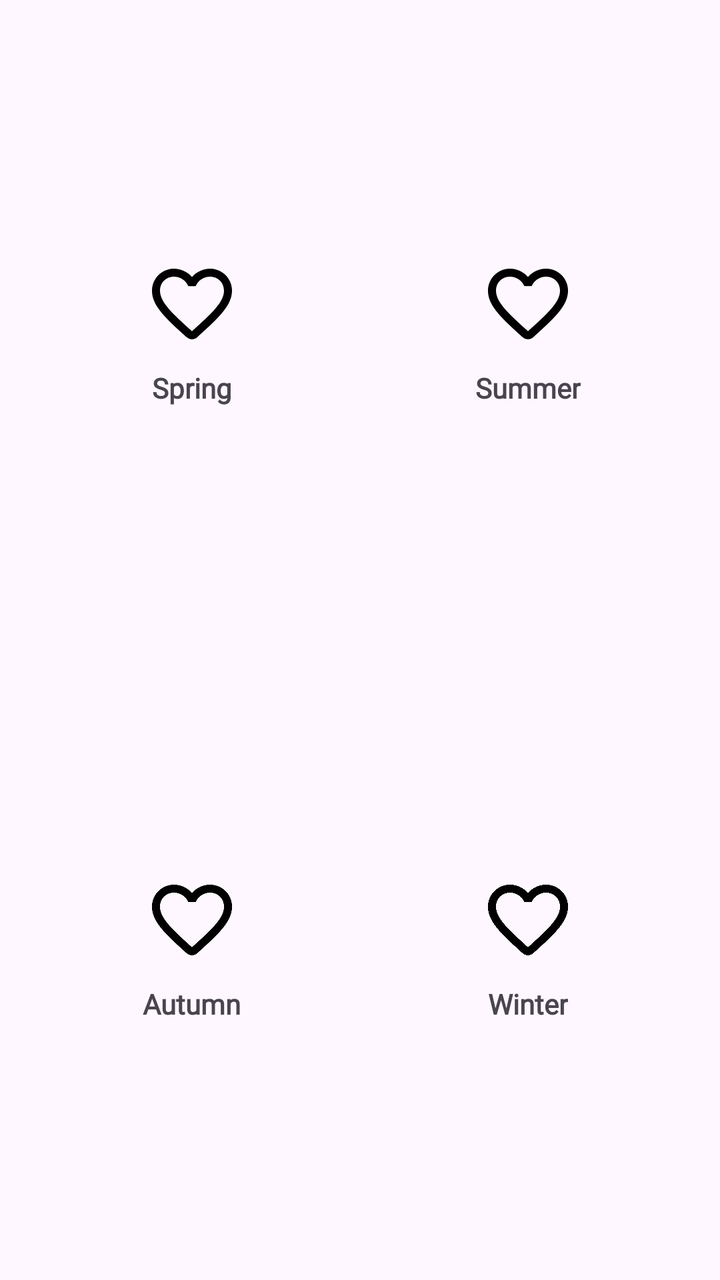
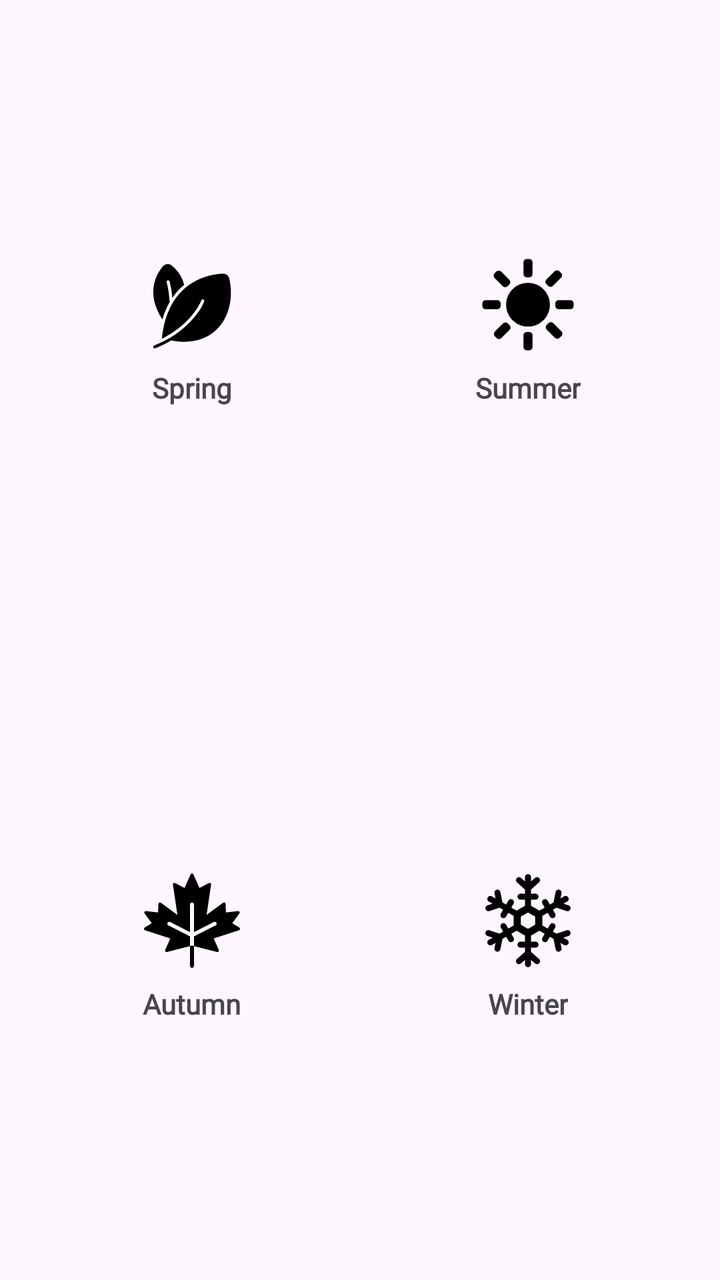

An Android layout rendered at two revisions. The XML below is the earlier revision; the diff shows what the commit changed to produce the second picture.
<!-- AndroidManifest.xml: application theme Theme.StyleWIZ_vol2 -->
<!-- res/layout/season_selector.xml -->
<?xml version="1.0" encoding="utf-8"?>
<GridLayout xmlns:android="http://schemas.android.com/apk/res/android"
    android:id="@+id/seasonGrid"
    android:layout_width="match_parent"
    android:layout_height="match_parent"
    android:alignmentMode="alignMargins"
    android:layout_margin="20dp"
    android:columnCount="2"
    android:rowCount="2"
    android:useDefaultMargins="true"
    android:padding="12dp">

    
    <LinearLayout
        android:id="@+id/seasonSpring"
        style="@style/SeasonItemStyle"
        android:tag="spring">

        <ImageView
            android:layout_width="48dp"
            android:layout_height="48dp"
            android:src="@drawable/round_favorite_border_24"/>

        <TextView
            android:layout_width="wrap_content"
            android:layout_height="wrap_content"
            android:text="Spring"
            android:paddingTop="8dp"
            android:fontFamily="@font/roboto"
            android:textStyle="bold"/>
    </LinearLayout>

    
    <LinearLayout
        android:id="@+id/seasonSummer"
        style="@style/SeasonItemStyle"
        android:tag="summer">

        <ImageView
            android:layout_width="48dp"
            android:layout_height="48dp"
            android:src="@drawable/round_favorite_border_24"/>

        <TextView
            android:layout_width="wrap_content"
            android:layout_height="wrap_content"
            android:text="Summer"
            android:paddingTop="8dp"
            android:fontFamily="@font/roboto"
            android:textStyle="bold"/>
    </LinearLayout>

    
    <LinearLayout
        android:id="@+id/seasonAutumn"
        style="@style/SeasonItemStyle"
        android:tag="autumn">

        <ImageView
            android:layout_width="48dp"
            android:layout_height="48dp"
            android:src="@drawable/round_favorite_border_24"/>

        <TextView
            android:layout_width="wrap_content"
            android:layout_height="wrap_content"
            android:text="Autumn"
            android:paddingTop="8dp"
            android:fontFamily="@font/roboto"
            android:textStyle="bold"/>
    </LinearLayout>

    
    <LinearLayout
        android:id="@+id/seasonWinter"
        style="@style/SeasonItemStyle"
        android:tag="winter">

        <ImageView
            android:layout_width="48dp"
            android:layout_height="48dp"
            android:src="@drawable/round_favorite_border_24" />

        <TextView
            android:layout_width="wrap_content"
            android:layout_height="wrap_content"
            android:text="Winter"
            android:paddingTop="8dp"
            android:fontFamily="@font/roboto"
            android:textStyle="bold"/>
    </LinearLayout>
</GridLayout>
<!-- resources referenced by this layout -->
<resources>
  <!-- drawable round_favorite_border_24 (drawable) -->
  <vector android:height="24dp" android:tint="#000000"
      android:viewportHeight="24" android:viewportWidth="24"
      android:width="24dp" xmlns:android="http://schemas.android.com/apk/res/android">
      <path android:fillColor="@android:color/white" android:pathData="M19.66,3.99c-2.64,-1.8 -5.9,-0.96 -7.66,1.1 -1.76,-2.06 -5.02,-2.91 -7.66,-1.1 -1.4,0.96 -2.28,2.58 -2.34,4.29 -0.14,3.88 3.3,6.99 8.55,11.76l0.1,0.09c0.76,0.69 1.93,0.69 2.69,-0.01l0.11,-0.1c5.25,-4.76 8.68,-7.87 8.55,-11.75 -0.06,-1.7 -0.94,-3.32 -2.34,-4.28zM12.1,18.55l-0.1,0.1 -0.1,-0.1C7.14,14.24 4,11.39 4,8.5 4,6.5 5.5,5 7.5,5c1.54,0 3.04,0.99 3.57,2.36h1.87C13.46,5.99 14.96,5 16.5,5c2,0 3.5,1.5 3.5,3.5 0,2.89 -3.14,5.74 -7.9,10.05z"/>
  </vector>
  <style name="SeasonItemStyle">
          <item name="android:layout_width">0dp</item>
          <item name="android:layout_height">0dp</item>
          <item name="android:layout_columnWeight">1</item>
          <item name="android:layout_rowWeight">1</item>
          <item name="android:orientation">vertical</item>
          <item name="android:gravity">center</item>
  
          <item name="android:padding">16dp</item>
      </style>
  <style name="Theme.StyleWIZ_vol2" parent="Base.Theme.StyleWIZ_vol2" />
  <style name="Base.Theme.StyleWIZ_vol2" parent="Theme.Material3.DayNight.NoActionBar">
          
          
      </style>
</resources>

<!-- the commit's change to res/layout/season_selector.xml (unified diff, before → after) -->
@@ -19,7 +19,7 @@
         <ImageView
             android:layout_width="48dp"
             android:layout_height="48dp"
-            android:src="@drawable/round_favorite_border_24"/>
+            android:src="@drawable/spring_svg"/>
 
         <TextView
             android:layout_width="wrap_content"
@@ -39,7 +39,7 @@
         <ImageView
             android:layout_width="48dp"
             android:layout_height="48dp"
-            android:src="@drawable/round_favorite_border_24"/>
+            android:src="@drawable/summer_svg"/>
 
         <TextView
             android:layout_width="wrap_content"
@@ -59,7 +59,7 @@
         <ImageView
             android:layout_width="48dp"
             android:layout_height="48dp"
-            android:src="@drawable/round_favorite_border_24"/>
+            android:src="@drawable/autumn_svg"/>
 
         <TextView
             android:layout_width="wrap_content"
@@ -79,7 +79,7 @@
         <ImageView
             android:layout_width="48dp"
             android:layout_height="48dp"
-            android:src="@drawable/round_favorite_border_24" />
+            android:src="@drawable/winter_svg" />
 
         <TextView
             android:layout_width="wrap_content"
<!-- resource entries referenced after the edit -->
@@ -1,11 +1,16 @@
 <!-- resources referenced by this layout -->
 <resources>
-  <!-- drawable round_favorite_border_24 (drawable) -->
-  <vector android:height="24dp" android:tint="#000000"
-      android:viewportHeight="24" android:viewportWidth="24"
-      android:width="24dp" xmlns:android="http://schemas.android.com/apk/res/android">
-      <path android:fillColor="@android:color/white" android:pathData="M19.66,3.99c-2.64,-1.8 -5.9,-0.96 -7.66,1.1 -1.76,-2.06 -5.02,-2.91 -7.66,-1.1 -1.4,0.96 -2.28,2.58 -2.34,4.29 -0.14,3.88 3.3,6.99 8.55,11.76l0.1,0.09c0.76,0.69 1.93,0.69 2.69,-0.01l0.11,-0.1c5.25,-4.76 8.68,-7.87 8.55,-11.75 -0.06,-1.7 -0.94,-3.32 -2.34,-4.28zM12.1,18.55l-0.1,0.1 -0.1,-0.1C7.14,14.24 4,11.39 4,8.5 4,6.5 5.5,5 7.5,5c1.54,0 3.04,0.99 3.57,2.36h1.87C13.46,5.99 14.96,5 16.5,5c2,0 3.5,1.5 3.5,3.5 0,2.89 -3.14,5.74 -7.9,10.05z"/>
+  <!-- drawable autumn_svg: vector/xml drawable (drawable, 2173 chars, omitted) -->
+  <!-- drawable spring_svg (drawable) -->
+  <vector xmlns:android="http://schemas.android.com/apk/res/android" android:height="500dp" android:viewportHeight="512" android:viewportWidth="512" android:width="500dp">
+        
+      <path android:fillColor="#000000" android:pathData="M454.72,116.88C453.07,109.14 448.74,102.23 442.49,97.37C436.24,92.51 428.47,90.01 420.56,90.32C382.16,91.92 284.4,103.92 206,179.12C159.3,223.68 128.05,283.74 111.04,348.16C103.35,377.5 98.06,407.41 95.2,437.6C101.04,434.72 106.72,431.76 112.32,428.72C262.88,347.2 305.6,233.92 306,232.64C306.76,230.7 308.25,229.14 310.15,228.28C312.05,227.43 314.21,227.34 316.16,228.05C318.12,228.76 319.73,230.2 320.64,232.07C321.55,233.95 321.69,236.1 321.04,238.08C320.8,238.64 320.16,240.56 318.88,243.52C302.4,290.14 220.34,400.16 90.08,457.92C78.26,463.58 66.26,468.84 54.08,473.68C52.11,474.46 50.53,476 49.69,477.95C48.85,479.9 48.81,482.11 49.6,484.08C50.38,486.05 51.92,487.63 53.87,488.47C55.82,489.31 58.03,489.35 60,488.56C89.69,476.81 118.39,462.71 145.84,446.4C167.11,451.56 188.92,454.14 210.8,454.08C427.75,453.6 488.85,255.38 454.72,116.88Z"/>
+        
+      <path android:fillColor="#000000" android:pathData="M104.48,314.72C112.75,289.76 123.5,265.7 136.56,242.88C134.9,206.75 129.7,170.87 121.04,135.76C120.51,133.73 120.8,131.58 121.85,129.77C122.89,127.95 124.61,126.62 126.63,126.07C128.65,125.51 130.8,125.77 132.63,126.79C134.46,127.81 135.82,129.51 136.4,131.52C143.79,160.46 148.68,189.98 151.04,219.76C163.76,200.87 178.46,183.38 194.88,167.6C201.05,161.7 207.46,156.04 214.08,150.64C204.01,109.42 180.44,72.76 147.12,46.48C140.35,41.15 131.77,38.67 123.21,39.55C114.64,40.43 106.74,44.61 101.2,51.2C68.24,89.76 4.88,192.4 98.16,334.72C100.16,327.92 102.24,321.28 104.48,314.72Z"/>
+      
   </vector>
+  <!-- drawable summer_svg: vector/xml drawable (drawable, 4120 chars, omitted) -->
+  <!-- drawable winter_svg: vector/xml drawable (drawable, 7542 chars, omitted) -->
   <style name="SeasonItemStyle">
           <item name="android:layout_width">0dp</item>
           <item name="android:layout_height">0dp</item>
